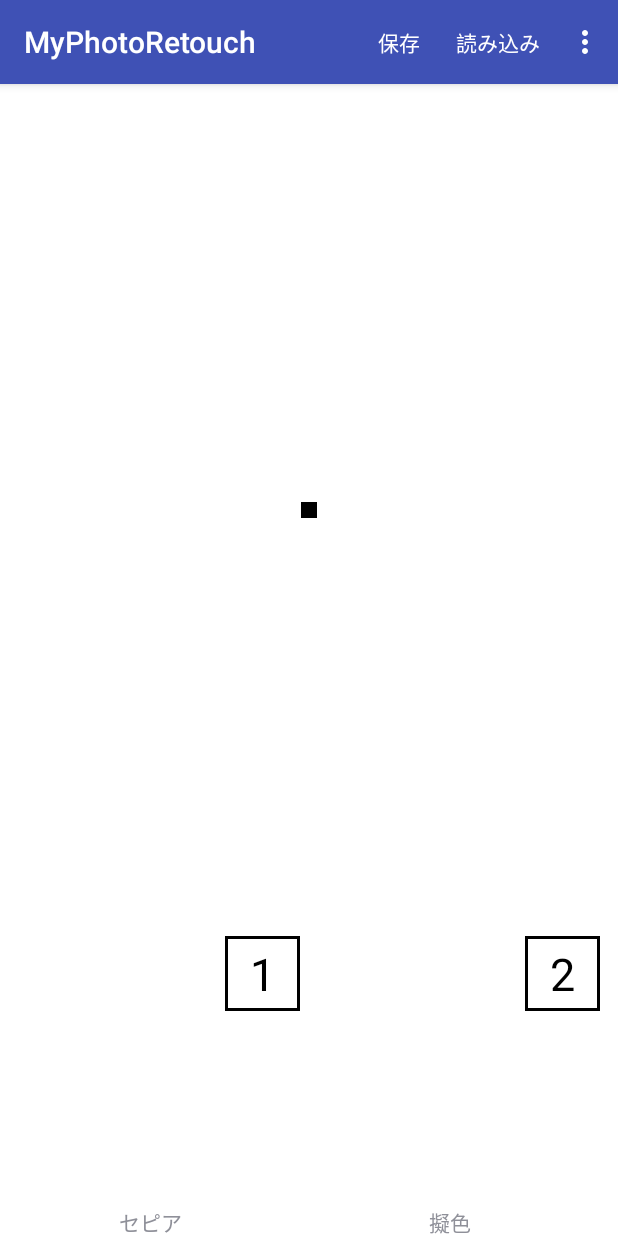
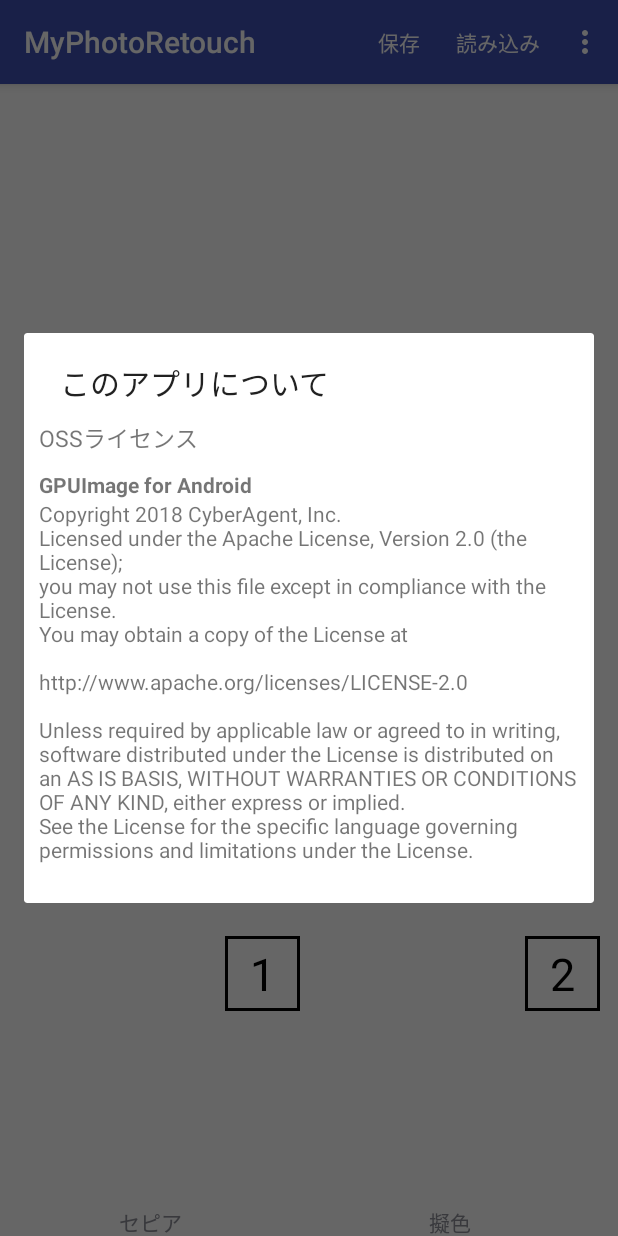
Before and after one commit to rjc-tech/MyPhotoRetouch, an Android app: the screen it shows after launch (MainActivity), in the options menu, after a tap on "このアプリについて", on a phone screen of 412 x 824 dp. Run offline under Robolectric (Android 15) with nearby library versions, the phone set to English and light mode, and no system bars; libraries missing offline, so code that uses them is left out: jp.co.cyberagent; 7 statements that could not run were skipped.

Commit message:
About画面表示用フラグメント作成

```diff
--- a/app/src/main/java/rjc/co/jp/myphotoretouch/activity/MainActivity.kt
+++ b/app/src/main/java/rjc/co/jp/myphotoretouch/activity/MainActivity.kt
@@ -22,13 +22,13 @@ import android.widget.ImageView
 import android.widget.Toast
 import rjc.co.jp.myphotoretouch.R
 import rjc.co.jp.myphotoretouch.adapter.RecyclerFilterListAdapter
+import rjc.co.jp.myphotoretouch.dialog.AboutDialogFragment
 import rjc.co.jp.myphotoretouch.executor.FilterExecutor
 import java.io.FileNotFoundException
 import java.io.OutputStream
 
 
 class MainActivity : AppCompatActivity(), RecyclerFilterListAdapter.OnFilterClickListener {
-
 
     private var mMainImageView: ImageView? = null
     private var mBaseBitmap: Bitmap? = null
@@ -102,6 +102,7 @@ class MainActivity : AppCompatActivity(), RecyclerFilterListAdapter.OnFilterClic
                 launchChooser()
             }
             R.id.about -> {
+                showAboutDialog()
             }
         }
         return false
@@ -133,6 +134,11 @@ class MainActivity : AppCompatActivity(), RecyclerFilterListAdapter.OnFilterClic
         chooserIntent.putExtra(Intent.EXTRA_INITIAL_INTENTS, arrayOf(cameraIntent))
 
         startActivityForResult(chooserIntent, IMAGE_CHOOSER_RESULT_CODE)
+    }
+
+    private fun showAboutDialog(){
+        val dialog = AboutDialogFragment()
+        dialog.show(fragmentManager, "")
     }
 
     override fun onActivityResult(requestCode: Int, resultCode: Int, data: Intent?) {
--- /dev/null
+++ b/app/src/main/java/rjc/co/jp/myphotoretouch/dialog/AboutDialogFragment.kt
@@ -0,0 +1,35 @@
+package rjc.co.jp.myphotoretouch.dialog
+
+import android.app.AlertDialog
+import android.app.Dialog
+import android.app.DialogFragment
+import android.os.Build
+import android.os.Bundle
+import android.text.Html
+import android.widget.TextView
+import rjc.co.jp.myphotoretouch.R
+
+
+/**
+ * About画面を表示するためのフラグメントクラスです.
+ */
+class AboutDialogFragment : DialogFragment() {
+
+    override fun onCreateDialog(savedInstanceState: Bundle?): Dialog {
+        val rootView = activity.layoutInflater.inflate(R.layout.dialog_about, null)
+        val builder = AlertDialog.Builder(activity)
+        builder.setCancelable(true).setView(rootView)
+        builder.setTitle(R.string.dialog_about_title)
+
+        val ossTextView = rootView.findViewById<TextView>(R.id.oss_licence_text)
+        val text = if (Build.VERSION.SDK_INT >= Build.VERSION_CODES.N) {
+            Html.fromHtml(getString(R.string.oss_licence_01), Html.FROM_HTML_MODE_LEGACY)
+        } else {
+            Html.fromHtml(getString(R.string.oss_licence_01))
+        }
+
+        ossTextView.text = text
+
+        return builder.create()
+    }
+}
--- /dev/null
+++ b/app/src/main/res/layout/dialog_about.xml
@@ -0,0 +1,34 @@
+<?xml version="1.0" encoding="utf-8"?>
+
+<ScrollView xmlns:android="http://schemas.android.com/apk/res/android"
+    android:layout_width="match_parent"
+    android:layout_height="match_parent"
+    android:padding="10dp">
+
+    <LinearLayout
+        android:layout_width="match_parent"
+        android:layout_height="match_parent"
+        android:orientation="vertical">
+
+        <TextView
+            android:layout_width="match_parent"
+            android:layout_height="wrap_content"
+            android:layout_marginBottom="10dp"
+            android:text="@string/dialog_about_oss_title"
+            android:textSize="15dp" />
+
+        <TextView
+            android:layout_width="match_parent"
+            android:layout_height="wrap_content"
+            android:text="@string/dialog_about_oss_name"
+            android:textStyle="bold" />
+
+        <TextView
+            android:id="@+id/oss_licence_text"
+            android:layout_width="match_parent"
+            android:layout_height="wrap_content" />
+
+    </LinearLayout>
+
+
+</ScrollView>
--- a/app/src/main/res/values/strings.xml
+++ b/app/src/main/res/values/strings.xml
@@ -1,3 +1,22 @@
 <resources>
     <string name="app_name">MyPhotoRetouch</string>
+
+
+    <string name="dialog_about_title">このアプリについて</string>
+    <string name="dialog_about_oss_title">OSSライセンス</string>
+    <string name="dialog_about_oss_name">GPUImage for Android</string>
+
+    <string name="oss_licence_01">
+        Copyright 2018 CyberAgent, Inc.&lt;br&gt;
+Licensed under the Apache License, Version 2.0 (the "License");&lt;br&gt;
+you may not use this file except in compliance with the License.&lt;br&gt;
+You may obtain a copy of the License at&lt;br&gt;
+&lt;br&gt;
+   http://www.apache.org/licenses/LICENSE-2.0&lt;br&gt;
+&lt;br&gt;
+Unless required by applicable law or agreed to in writing, software
+distributed under the License is distributed on an "AS IS" BASIS,
+WITHOUT WARRANTIES OR CONDITIONS OF ANY KIND, either express or implied.&lt;br&gt;
+See the License for the specific language governing permissions and
+limitations under the License.&lt;br&gt;</string>
 </resources>
```
